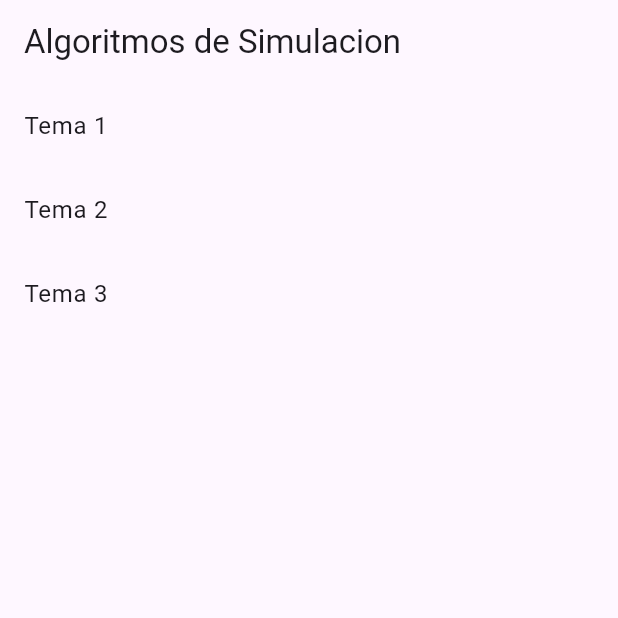
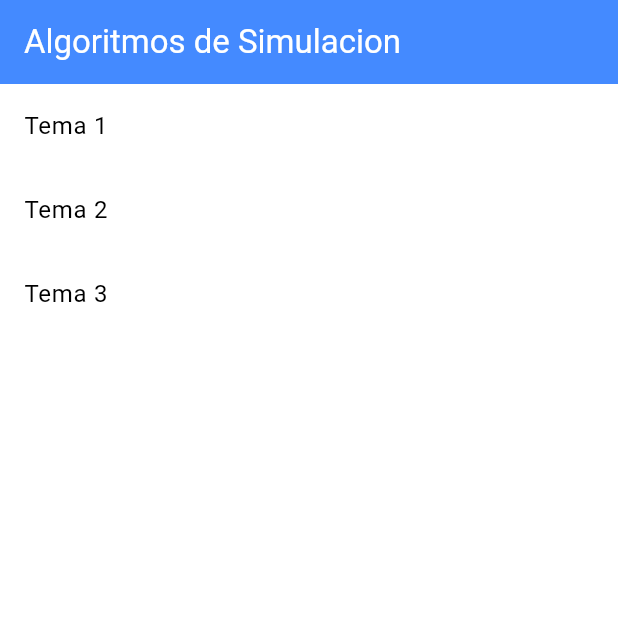
Before and after one commit to ZetaGG/Simulacion-Pacheco, a Flutter app: the screen it shows after launch, on a phone screen of 412 x 824 dp, the top half of it. Run offline on Flutter 3.47's test engine with Material 3 defaults, Android fonts, the phone set to English and light mode, and no system bars.

Commit message:
He creado el archivo `lib/cyber_theme.dart` y he definido los temas claro y oscuro con una estética cyberpunk. He verificado que el archivo se ha creado correctamente.
He integrado los temas claro y oscuro en `lib/main.dart` y he configurado la aplicación para que use el tema del sistema. He verificado que los cambios se han aplicado correctamente.

He refactorizado los componentes de la interfaz de usuario, eliminando los colores codificados y asegurándome de que utilizan el sistema de temas. He verificado todos los archivos relevantes y he confirmado que no quedan colores codificados.

```diff
--- a/lib/Tema1.dart
+++ b/lib/Tema1.dart
@@ -83,7 +83,7 @@ class _Tema1State extends State<Tema1> {
                 width: double.infinity,
                 padding: const EdgeInsets.all(20),
                 decoration: BoxDecoration(
-                  color: Colors.blue.shade100,
+                  color: Theme.of(context).colorScheme.surface,
                   borderRadius: BorderRadius.circular(10),
                 ),
                 child: _getSelectedWidget(),
--- /dev/null
+++ b/lib/cyber_theme.dart
@@ -0,0 +1,69 @@
+import 'package:flutter/material.dart';
+
+class CyberTheme {
+  static final ThemeData lightTheme = ThemeData(
+    brightness: Brightness.light,
+    primaryColor: Colors.blueAccent,
+    scaffoldBackgroundColor: Colors.white,
+    colorScheme: ColorScheme.light(
+      primary: Colors.blueAccent,
+      secondary: Colors.cyanAccent,
+      background: Colors.white,
+      surface: Colors.grey[200]!,
+      onPrimary: Colors.white,
+      onSecondary: Colors.black,
+      onBackground: Colors.black,
+      onSurface: Colors.black,
+      error: Colors.redAccent,
+      onError: Colors.white,
+      brightness: Brightness.light,
+    ),
+    textTheme: const TextTheme(
+      bodyLarge: TextStyle(color: Colors.black),
+      bodyMedium: TextStyle(color: Colors.black87),
+    ),
+    appBarTheme: const AppBarTheme(
+      backgroundColor: Colors.blueAccent,
+      foregroundColor: Colors.white,
+    ),
+    elevatedButtonTheme: ElevatedButtonThemeData(
+      style: ElevatedButton.styleFrom(
+        foregroundColor: Colors.white,
+        backgroundColor: Colors.blueAccent,
+      ),
+    ),
+  );
+
+  static final ThemeData darkTheme = ThemeData(
+    brightness: Brightness.dark,
+    primaryColor: const Color(0xFF0A192F), // Azul oscuro
+    scaffoldBackgroundColor: const Color(0xFF0A192F),
+    colorScheme: const ColorScheme.dark(
+      primary: Color(0xFF64FFDA), // Cian brillante
+      secondary: Color(0xFFFF4081), // Magenta
+      background: Color(0xFF0A192F),
+      surface: Color(0xFF112240),
+      onPrimary: Colors.black,
+      onSecondary: Colors.white,
+      onBackground: Color(0xFFCCD6F6), // Texto claro
+      onSurface: Color(0xFFCCD6F6),
+      error: Colors.redAccent,
+      onError: Colors.black,
+      brightness: Brightness.dark,
+    ),
+    textTheme: const TextTheme(
+      bodyLarge: TextStyle(color: Color(0xFFCCD6F6)),
+      bodyMedium: TextStyle(color: Color(0xFF8892B0)),
+    ),
+    appBarTheme: const AppBarTheme(
+      backgroundColor: Color(0xFF112240),
+      foregroundColor: Color(0xFFCCD6F6),
+    ),
+    elevatedButtonTheme: ElevatedButtonThemeData(
+      style: ElevatedButton.styleFrom(
+        foregroundColor: Colors.black,
+        backgroundColor: const Color(0xFF64FFDA),
+      ),
+    ),
+  );
+}
--- a/lib/main.dart
+++ b/lib/main.dart
@@ -1,6 +1,7 @@
 import 'package:flutter/material.dart';
 import 'package:programas/Pantalla%20de%20inicio.dart';
 import 'package:programas/Tema1.dart';
+import 'package:programas/cyber_theme.dart';
 
 void main() {
   runApp(MyApp());
@@ -11,9 +12,9 @@ class MyApp extends StatelessWidget {
   Widget build(BuildContext context) {
     return MaterialApp(
       debugShowCheckedModeBanner: false,
-      theme: ThemeData(
-        primarySwatch: Colors.blue,
-      ),
+      theme: CyberTheme.lightTheme,
+      darkTheme: CyberTheme.darkTheme,
+      themeMode: ThemeMode.system,
       initialRoute: '/',
       routes: {
         '/': (context) => PantallaInicio(),
```
